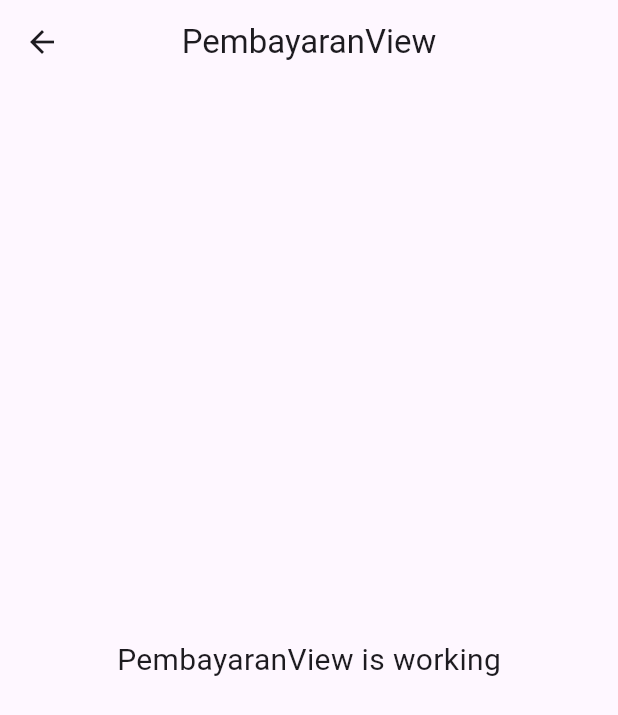
After one commit to nasnaswa/kel2-bestari, a Flutter app: the PembayaranView screen opened directly, on a phone screen of 412 x 824 dp. The commit adds this screen. Shown: the top 715 px of the screen. Run offline on Flutter 3.47's test engine with Material 3 defaults, Android fonts, the phone set to English and light mode, and no system bars; our stand-ins replace get.

Commit message:
buat modul pembayaran

```diff
--- /dev/null
+++ b/lib/app/modules/pembayaran/views/pembayaran_view.dart
@@ -0,0 +1,24 @@
+import 'package:flutter/material.dart';
+
+import 'package:get/get.dart';
+
+import '../controllers/pembayaran_controller.dart';
+
+class PembayaranView extends GetView<PembayaranController> {
+  const PembayaranView({super.key});
+  @override
+  Widget build(BuildContext context) {
+    return Scaffold(
+      appBar: AppBar(
+        title: const Text('PembayaranView'),
+        centerTitle: true,
+      ),
+      body: const Center(
+        child: Text(
+          'PembayaranView is working',
+          style: TextStyle(fontSize: 20),
+        ),
+      ),
+    );
+  }
+}
--- a/lib/app/routes/app_pages.dart
+++ b/lib/app/routes/app_pages.dart
@@ -14,6 +14,8 @@ import '../modules/minuman/bindings/minuman_binding.dart';
 import '../modules/minuman/views/minuman_view.dart';
 import '../modules/order/bindings/order_binding.dart';
 import '../modules/order/views/order_view.dart';
+import '../modules/pembayaran/bindings/pembayaran_binding.dart';
+import '../modules/pembayaran/views/pembayaran_view.dart';
 import '../modules/pemesan/bindings/pemesan_binding.dart';
 import '../modules/pemesan/views/pemesan_view.dart';
 
@@ -65,5 +67,10 @@ class AppPages {
       page: () => const KeranjangView(),
       binding: KeranjangBinding(),
     ),
+    GetPage(
+      name: _Paths.PEMBAYARAN,
+      page: () => const PembayaranView(),
+      binding: PembayaranBinding(),
+    ),
   ];
 }
--- a/lib/app/routes/app_routes.dart
+++ b/lib/app/routes/app_routes.dart
@@ -11,6 +11,7 @@ abstract class Routes {
   static const MINUMAN = _Paths.MINUMAN;
   static const DESKRIPSI = _Paths.DESKRIPSI;
   static const KERANJANG = _Paths.KERANJANG;
+  static const PEMBAYARAN = _Paths.PEMBAYARAN;
 }
 
 abstract class _Paths {
@@ -23,4 +24,5 @@ abstract class _Paths {
   static const MINUMAN = '/minuman';
   static const DESKRIPSI = '/deskripsi';
   static const KERANJANG = '/keranjang';
+  static const PEMBAYARAN = '/pembayaran';
 }
```
Also changed, not shown: lib/app/modules/pembayaran/bindings/pembayaran_binding.dart (added, +12 -0 lines), lib/app/modules/pembayaran/controllers/pembayaran_controller.dart (added, +23 -0 lines).
